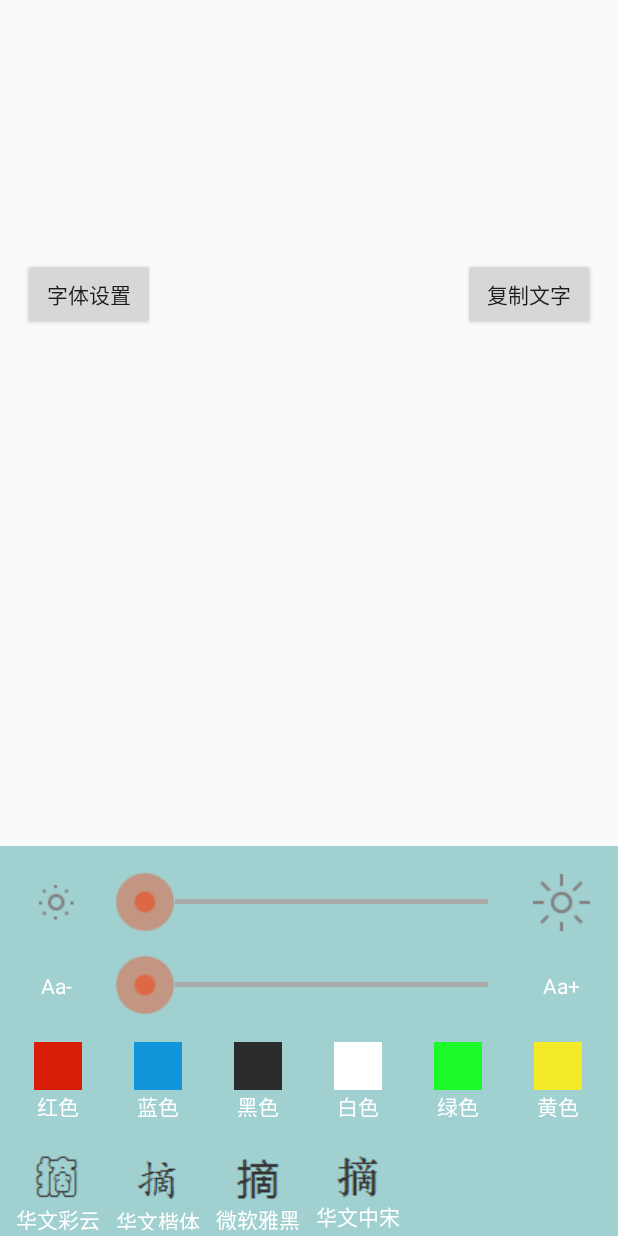
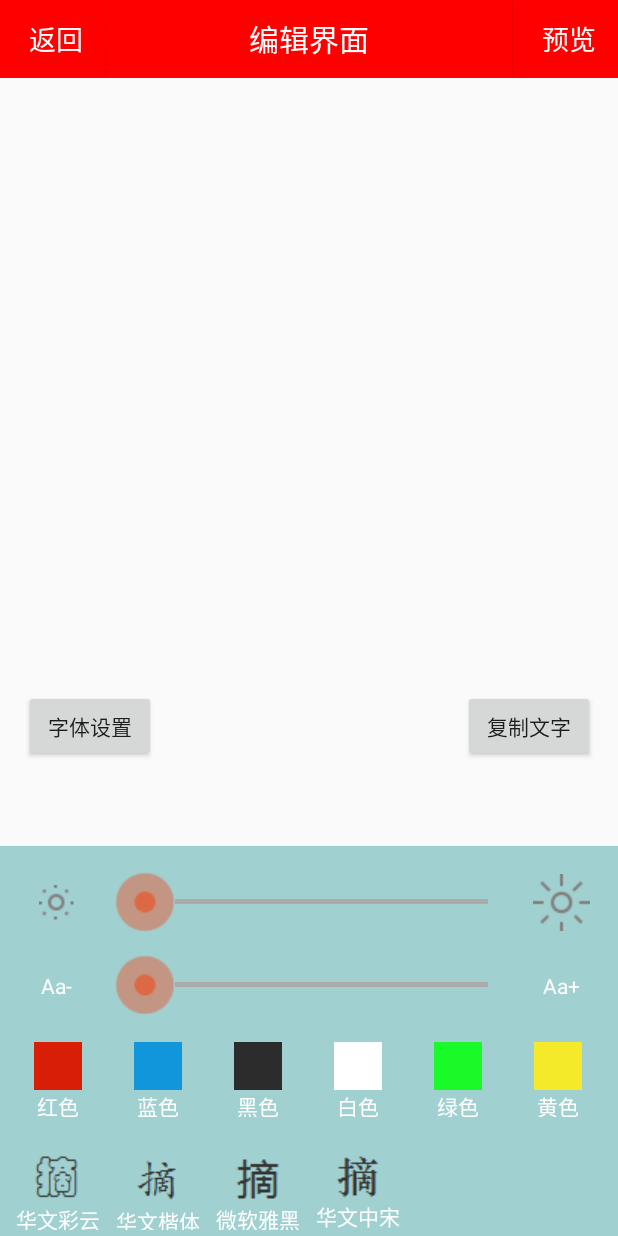
Before and after one commit to laizhiping/teamwork, an Android app: the screen it shows after launch (EditSetActivity), on a phone screen of 412 x 824 dp. Run offline under Robolectric (Android 15) with nearby library versions, the phone set to English and light mode, and no system bars.

Commit message:
编辑页面简单合合并

```diff
--- a/MindPicking/app/src/main/java/com/example/acer/mindpicking/EditSetActivity.java
+++ b/MindPicking/app/src/main/java/com/example/acer/mindpicking/EditSetActivity.java
@@ -1,13 +1,18 @@
 package com.example.acer.mindpicking;
 
+import android.app.Activity;
 import android.support.v7.app.AppCompatActivity;
 import android.os.Bundle;
 import android.view.View;
+import android.view.ViewGroup;
 import android.widget.Button;
 import android.widget.EditText;
+import android.widget.FrameLayout;
 import android.widget.GridView;
 import android.widget.RelativeLayout;
 import android.widget.SimpleAdapter;
+import android.widget.TextView;
+import android.widget.Toast;
 
 import java.util.ArrayList;
 import java.util.HashMap;
@@ -15,7 +20,9 @@ import java.util.List;
 import java.util.Map;
 import java.util.Objects;
 
-public class EditSetActivity extends AppCompatActivity {
+import static android.R.attr.textColor;
+
+public class EditSetActivity extends Activity implements View.OnClickListener{
 
     private Button button1;
     private RelativeLayout editSet;
@@ -30,10 +37,16 @@ public class EditSetActivity extends AppCompatActivity {
     private SimpleAdapter fontcoloradapter;
     private SimpleAdapter fontadapter;
 
+    private TextView mTitleTextView;
+    private Button mBackwardbButton;
+    private Button mForwardButton;
+    private FrameLayout mContentLayout;
+
     @Override
     protected void onCreate(Bundle savedInstanceState) {
         super.onCreate(savedInstanceState);
-        getSupportActionBar().hide();
+        setupViews();
+      //  getSupportActionBar().hide();
         setContentView(R.layout.activity_edit);
         button1 = (Button)findViewById(R.id.bt1);
         editSet = (RelativeLayout)findViewById(R.id.editSet);
@@ -77,4 +90,100 @@ public class EditSetActivity extends AppCompatActivity {
         }
         return fontsetlist;
     }
+
+    private void setupViews() {
+        super.setContentView(R.layout.activity_edit);
+        mTitleTextView = (TextView) findViewById(R.id.text_title);
+
+        mBackwardbButton = (Button) findViewById(R.id.button_backward);
+        mForwardButton = (Button) findViewById(R.id.button_forward);
+    }
+    protected void onBackward(View backwardView) {
+        Toast.makeText(this, "点击返回，可在此处调用finish()", Toast.LENGTH_LONG).show();
+        //finish();
+    }
+    protected void showBackwardView(int backwardResid, boolean show) {
+        if (mBackwardbButton != null) {
+            if (show) {
+                mBackwardbButton.setText(backwardResid);
+                mBackwardbButton.setVisibility(View.VISIBLE);
+            } else {
+                mBackwardbButton.setVisibility(View.INVISIBLE);
+            }
+        } // else ignored
+    }
+
+    /**
+     * 提供是否显示提交按钮
+     * @param forwardResId  文字
+     * @param show  true则显示
+     */
+    protected void showForwardView(int forwardResId, boolean show) {
+        if (mForwardButton != null) {
+            if (show) {
+                mForwardButton.setVisibility(View.VISIBLE);
+                mForwardButton.setText(forwardResId);
+            } else {
+                mForwardButton.setVisibility(View.INVISIBLE);
+            }
+        } // else ignored
+    }
+
+    /**
+     * 提交按钮点击后触发
+     * @param forwardView
+     */
+    protected void onForward(View forwardView) {
+        Toast.makeText(this, "点击预览", Toast.LENGTH_LONG).show();
+    }
+
+    //设置标题内容
+    @Override
+    public void setTitle(int titleId) {
+        mTitleTextView.setText(titleId);
+    }
+
+    //设置标题内容
+    @Override
+    public void setTitle(CharSequence title) {
+        mTitleTextView.setText(title);
+    }
+
+    public void setTitleColor(int textColor){mTitleTextView.setTextColor(textColor);}
+
+    //取出FrameLayout并调用父类removeAllViews()方法
+
+
+    @Override
+    public void setContentView(View view) {
+        mContentLayout.removeAllViews();
+        mContentLayout.addView(view);
+        onContentChanged();
+    }
+
+    /* (non-Javadoc)
+     * @see android.app.Activity#setContentView(android.view.View, android.view.ViewGroup.LayoutParams)
+     */
+    @Override
+    public void setContentView(View view, ViewGroup.LayoutParams params) {
+        mContentLayout.removeAllViews();
+        mContentLayout.addView(view, params);
+        onContentChanged();
+    }
+
+    @Override
+    public void onClick(View v) {
+        switch (v.getId()) {
+            case R.id.button_backward:
+                onBackward(v);
+                break;
+
+            case R.id.button_forward:
+                onForward(v);
+                break;
+
+            default:
+                break;
+        }
+    }
 }
--- a/MindPicking/app/src/main/res/layout/activity_edit.xml
+++ b/MindPicking/app/src/main/res/layout/activity_edit.xml
@@ -7,15 +7,71 @@
     >
     <RelativeLayout
         android:layout_width="match_parent"
-            android:layout_height="wrap_content">
+        android:layout_height="match_parent">
+
+        <RelativeLayout
+            android:id="@+id/layout_titlebar"
+            android:layout_width="match_parent"
+            android:layout_height="52dp"
+            android:background="#FF0000">
+
+            <TextView
+                android:id="@+id/text_title"
+                android:layout_width="match_parent"
+                android:layout_height="match_parent"
+                android:ellipsize="marquee"
+                android:gravity="center_horizontal|center"
+
+                android:text="编辑界面"
+                android:textColor="#ffffffff"
+                android:textSize="20dp" />
+
+            <Button
+                android:id="@+id/button_backward"
+                android:layout_width="70dp"
+                android:layout_height="match_parent"
+                android:background="#FF0000"
+                android:drawablePadding="6dp"
+                android:ellipsize="end"
+                android:gravity="center"
+                android:onClick="onClick"
+                android:paddingLeft="5dp"
+
+                android:text="返回"
+                android:textColor="#ffffffff"
+                android:textSize="18dp"
+                android:visibility="visible" />
+
+            <Button
+                android:id="@+id/button_forward"
+                android:layout_width="70dp"
+                android:layout_height="match_parent"
+                android:layout_alignParentRight="true"
+                android:background="#FF0000"
+                android:drawablePadding="6dp"
+                android:ellipsize="end"
+                android:gravity="center"
+                android:onClick="onClick"
+                android:paddingLeft="5dp"
+
+                android:text="预览"
+                android:textColor="#ffffffff"
+                android:textSize="18dp"
+                android:visibility="visible" />
+
+        </RelativeLayout>
 
         <Button
             android:id="@+id/bt1"
             android:layout_width="wrap_content"
             android:layout_height="wrap_content"
-            android:layout_marginLeft="15dp"
-            android:layout_marginTop="172dp"
-            android:text="@string/button1" />
+            android:layout_above="@+id/textView"
+            android:layout_alignParentStart="true"
+            android:layout_marginBottom="141dp"
+            android:layout_marginStart="16dp"
+            android:text="@string/button1"
+            android:layout_alignParentLeft="true"
+            android:layout_marginLeft="16dp" />
 
         <Button
             android:id="@+id/button"
@@ -46,7 +102,7 @@
             android:layout_marginBottom="13dp"
             android:text="@string/text1" />
 
-    `<Spinner
+        <Spinner
             android:id="@+id/spinner2"
             android:layout_width="150dp"
             android:layout_height="wrap_content"
@@ -56,6 +112,7 @@
             android:layout_alignTop="@+id/textView"
             android:entries="@array/spingarr" />
     </RelativeLayout>
+
         <include
             layout="@layout/layout_edit_set"
             ></include>
--- a/MindPicking/app/src/main/res/values/colors.xml
+++ b/MindPicking/app/src/main/res/values/colors.xml
@@ -11,7 +11,7 @@
     <color name="orange">#DE6014</color>
     <color name="gray">#b8b8b8</color>
     <color name="green">#5FB236</color>
-    <color name="transparent">#00000000</color>
+    <color name="transparent">#000000</color>
 
     <color name="light_white">#EEEEEE</color>
     <color name="light_black">#515151</color>
```
Lines whose indentation alone changed are shown as unchanged.
